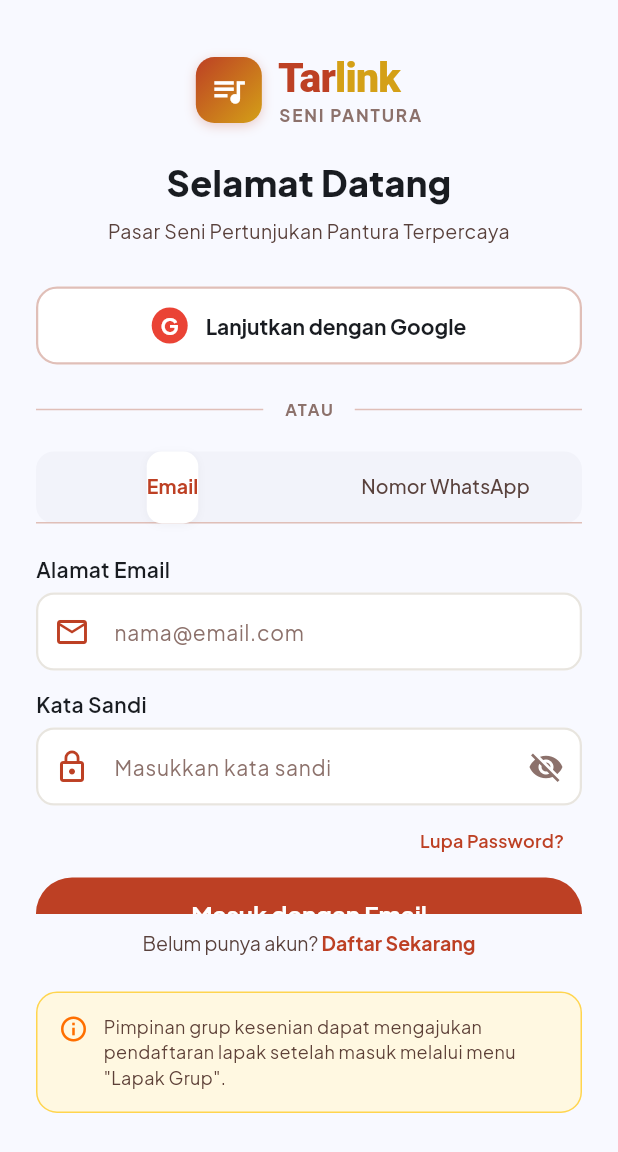
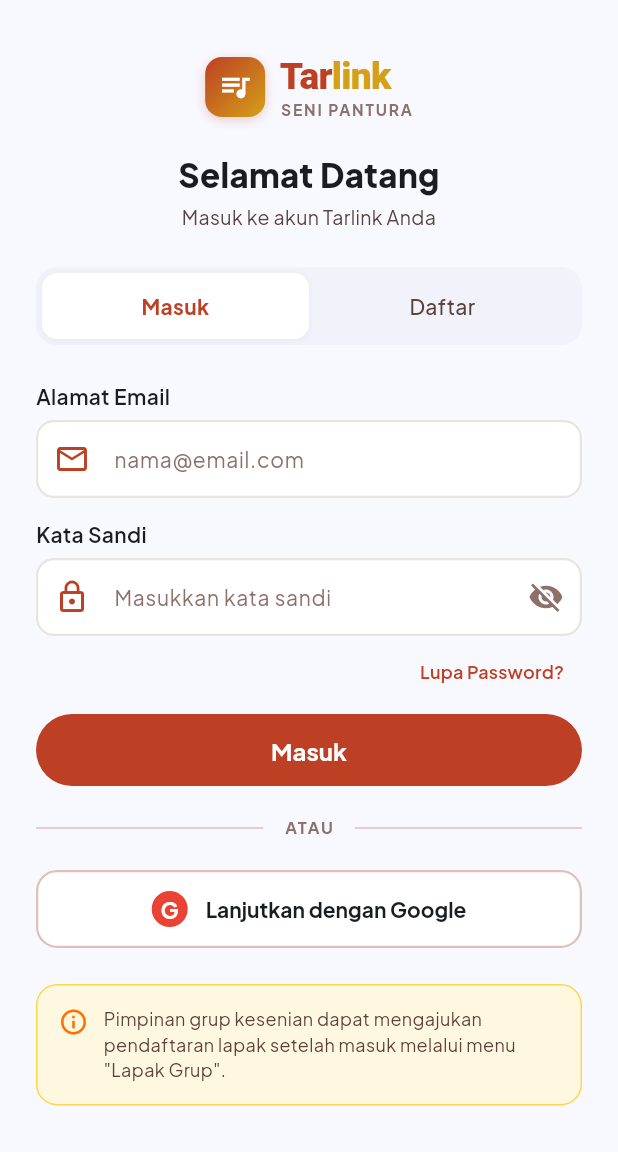
Before and after one commit to rhsa-fr/Tarlink, a Flutter app: the screen it shows after launch, on a phone screen of 412 x 824 dp. Shown: the top 1152 px of the screen. Run offline on Flutter 3.47's test engine with Material 3 defaults, Android fonts, the phone set to English and light mode, and no system bars; our stand-ins replace flutter_riverpod, flutter_secure_storage, google_fonts, qr_flutter, share_plus, supabase_flutter; missing offline and left inert: mobile_scanner; accounts and stored records are empty.

Commit message:
fix: detail screen semantics crash (Stack->Column), login screen Masuk/Daftar toggle, remove unused import

```diff
--- a/mobile/lib/features/auth/presentation/screens/login_otp_screen.dart
+++ b/mobile/lib/features/auth/presentation/screens/login_otp_screen.dart
@@ -7,9 +7,8 @@
 import '../../../../core/widgets/main_shell_screen.dart';
 import '../../../../core/widgets/tarlink_logo.dart';
 import '../../data/repositories/auth_repository_impl.dart';
+import 'email_otp_verification_screen.dart';
 import 'forgot_password_screen.dart';
-import 'otp_verification_screen.dart';
-import 'register_screen.dart';
 
 class LoginOtpScreen extends StatefulWidget {
   const LoginOtpScreen({super.key});
@@ -18,27 +17,32 @@
   State<LoginOtpScreen> createState() => _LoginOtpScreenState();
 }
 
-class _LoginOtpScreenState extends State<LoginOtpScreen> with SingleTickerProviderStateMixin {
-  late TabController _tabController;
-  final _phoneCtrl = TextEditingController();
+class _LoginOtpScreenState extends State<LoginOtpScreen> {
+  bool _isLoginMode = true;
+
+  // Login fields
   final _emailCtrl = TextEditingController();
   final _passwordCtrl = TextEditingController();
+  bool _obscurePassword = true;
+
+  // Register fields
+  final _regNameCtrl = TextEditingController();
+  final _regEmailCtrl = TextEditingController();
+  final _regPasswordCtrl = TextEditingController();
+  final _regConfirmCtrl = TextEditingController();
+  bool _obscureRegPassword = true;
+  bool _obscureRegConfirm = true;
 
   bool _isLoading = false;
-  bool _obscurePassword = true;
-
-  @override
-  void initState() {
-    super.initState();
-    _tabController = TabController(length: 2, vsync: this);
-  }
 
   @override
   void dispose() {
-    _tabController.dispose();
-    _phoneCtrl.dispose();
     _emailCtrl.dispose();
     _passwordCtrl.dispose();
+    _regNameCtrl.dispose();
+    _regEmailCtrl.dispose();
+    _regPasswordCtrl.dispose();
+    _regConfirmCtrl.dispose();
     super.dispose();
   }
 
@@ -56,11 +60,9 @@
     }
 
     setState(() => _isLoading = true);
-
     try {
       final repo = AuthRepositoryImpl(SupabaseService.client);
       await repo.signInWithEmail(email, password);
-
       if (!mounted) return;
       Navigator.pushAndRemoveUntil(
         context,
@@ -75,35 +77,29 @@
     }
   }
 
-  Future<void> _handleSendPhoneOtp() async {
-    final phone = _phoneCtrl.text.trim();
-    if (phone.length < 9) {
-      _showError('Nomor HP tidak valid (minimal 10 digit)');
-      return;
-    }
+  Future<void> _handleRegister() async {
+    final name = _regNameCtrl.text.trim();
+    final email = _regEmailCtrl.text.trim();
+    final password = _regPasswordCtrl.text;
+    final confirm = _regConfirmCtrl.text;
+
+    if (name.isEmpty) { _showError('Nama lengkap harus diisi'); return; }
+    if (email.isEmpty || !email.contains('@')) { _showError('Email tidak valid'); return; }
+    if (password.length < 6) { _showError('Password minimal 6 karakter'); return; }
+    if (password != confirm) { _showError('Konfirmasi password tidak cocok'); return; }
 
     setState(() => _isLoading = true);
-
     try {
       final repo = AuthRepositoryImpl(SupabaseService.client);
-      await repo.signInWithPhoneOtp(phone);
-
+      await repo.signUpWithEmail(email, password, name);
       if (!mounted) return;
       Navigator.push(
         context,
-        MaterialPageRoute(
-          builder: (_) => OtpVerificationScreen(phone: phone),
-        ),
+        MaterialPageRoute(builder: (_) => EmailOtpVerificationScreen(email: email)),
       );
-    } catch (_) {
-      // Local preview fallback
+    } catch (e) {
       if (!mounted) return;
-      Navigator.push(
-        context,
-        MaterialPageRoute(
-          builder: (_) => OtpVerificationScreen(phone: phone),
-        ),
-      );
+      _showError('Pendaftaran gagal: $e');
     } finally {
       if (mounted) setState(() => _isLoading = false);
     }
@@ -140,40 +136,135 @@
       backgroundColor: AppColors.surface,
       body: SafeArea(
         child: SingleChildScrollView(
-          padding: const EdgeInsets.symmetric(horizontal: 24, vertical: 20),
+          padding: const EdgeInsets.symmetric(horizontal: 24, vertical: 16),
           child: Column(
             crossAxisAlignment: CrossAxisAlignment.stretch,
             children: [
-              const SizedBox(height: 16),
+              const SizedBox(height: 20),
 
-              // Logo & Brand
+              // Logo
               const Center(
-                child: TarlinkLogo(height: 44, showSubtitle: true),
+                child: TarlinkLogo(height: 40, showSubtitle: true),
               ),
               const SizedBox(height: 20),
 
               // Heading
               Text(
-                'Selamat Datang',
+                _isLoginMode ? 'Selamat Datang' : 'Buat Akun Baru',
                 textAlign: TextAlign.center,
                 style: GoogleFonts.plusJakartaSans(
-                  fontSize: 24,
+                  fontSize: 22,
                   fontWeight: FontWeight.w800,
                   color: AppColors.textPrimary,
                 ),
               ),
-              const SizedBox(height: 6),
+              const SizedBox(height: 4),
               Text(
-                'Pasar Seni Pertunjukan Pantura Terpercaya',
+                _isLoginMode
+                    ? 'Masuk ke akun Tarlink Anda'
+                    : 'Bergabung sebagai pelanggan Tarlink',
                 textAlign: TextAlign.center,
                 style: GoogleFonts.plusJakartaSans(
                   fontSize: 13,
                   color: AppColors.textSecondary,
                 ),
               ),
-              const SizedBox(height: 28),
+              const SizedBox(height: 24),
 
-              // Google Sign-In Button (Prominent)
+              // Segmented Toggle: Masuk / Daftar
+              Container(
+                padding: const EdgeInsets.all(4),
+                decoration: BoxDecoration(
+                  color: AppColors.surfaceContainerLow,
+                  borderRadius: BorderRadius.circular(14),
+                ),
+                child: Row(
+                  children: [
+                    Expanded(
+                      child: GestureDetector(
+                        onTap: () => setState(() => _isLoginMode = true),
+                        child: AnimatedContainer(
+                          duration: const Duration(milliseconds: 200),
+                          padding: const EdgeInsets.symmetric(vertical: 12),
+                          decoration: BoxDecoration(
+                            color: _isLoginMode ? Colors.white : Colors.transparent,
+                            borderRadius: BorderRadius.circular(10),
+                            boxShadow: _isLoginMode
+                                ? const [BoxShadow(color: Color(0x0C22252A), blurRadius: 4, offset: Offset(0, 1))]
+                                : null,
+                          ),
+                          child: Text(
+                            'Masuk',
+                            textAlign: TextAlign.center,
+                            style: GoogleFonts.plusJakartaSans(
+                              fontSize: 14,
+                              fontWeight: _isLoginMode ? FontWeight.w700 : FontWeight.w500,
+                              color: _isLoginMode ? AppColors.primary : AppColors.textSecondary,
+                            ),
+                          ),
+                        ),
+                      ),
+                    ),
+                    Expanded(
+                      child: GestureDetector(
+                        onTap: () => setState(() => _isLoginMode = false),
+                        child: AnimatedContainer(
+                          duration: const Duration(milliseconds: 200),
+                          padding: const EdgeInsets.symmetric(vertical: 12),
+                          decoration: BoxDecoration(
+                            color: !_isLoginMode ? Colors.white : Colors.transparent,
+                            borderRadius: BorderRadius.circular(10),
+                            boxShadow: !_isLoginMode
+                                ? const [BoxShadow(color: Color(0x0C22252A), blurRadius: 4, offset: Offset(0, 1))]
+                                : null,
+                          ),
+                          child: Text(
+                            'Daftar',
+                            textAlign: TextAlign.center,
+                            style: GoogleFonts.plusJakartaSans(
+                              fontSize: 14,
+                              fontWeight: !_isLoginMode ? FontWeight.w700 : FontWeight.w500,
+                              color: !_isLoginMode ? AppColors.primary : AppColors.textSecondary,
+                            ),
+                          ),
+                        ),
+                      ),
+                    ),
+                  ],
+                ),
+              ),
+              const SizedBox(height: 24),
+
+              // Form Content
+              AnimatedSwitcher(
+                duration: const Duration(milliseconds: 250),
+                child: _isLoginMode ? _buildLoginForm() : _buildRegisterForm(),
+              ),
+
+              const SizedBox(height: 20),
+
+              // Divider "ATAU"
+              Row(
+                children: [
+                  const Expanded(child: Divider(color: AppColors.outlineVariant)),
+                  Padding(
+                    padding: const EdgeInsets.symmetric(horizontal: 14),
+                    child: Text(
+                      'ATAU',
+                      style: GoogleFonts.plusJakartaSans(
+                        fontSize: 11,
+                        fontWeight: FontWeight.w700,
+                        color: AppColors.textMuted,
+                        letterSpacing: 1.2,
+                      ),
+                    ),
+                  ),
+                  const Expanded(child: Divider(color: AppColors.outlineVariant)),
+                ],
+              ),
+              const SizedBox(height: 20),
+
+              // Google Sign-In
               OutlinedButton(
                 onPressed: _isLoading ? null : _handleGoogleSignIn,
                 style: OutlinedButton.styleFrom(
@@ -205,177 +296,6 @@
                       ),
                     ),
                   ],
-                ),
-              ),
-              const SizedBox(height: 22),
-
-              // Divider "ATAU"
-              Row(
-                children: [
-                  const Expanded(child: Divider(color: AppColors.outlineVariant)),
-                  Padding(
-                    padding: const EdgeInsets.symmetric(horizontal: 14),
-                    child: Text(
-                      'ATAU',
-                      style: GoogleFonts.plusJakartaSans(
-                        fontSize: 11,
-                        fontWeight: FontWeight.w700,
-                        color: AppColors.textMuted,
-                        letterSpacing: 1.2,
-                      ),
-                    ),
-                  ),
-                  const Expanded(child: Divider(color: AppColors.outlineVariant)),
-                ],
-              ),
-              const SizedBox(height: 20),
-
-              // Custom Segmented Tabs (Email vs WhatsApp)
-              Container(
-                decoration: BoxDecoration(
-                  color: AppColors.surfaceContainerLow,
-                  borderRadius: BorderRadius.circular(12),
-                ),
-                child: TabBar(
-                  controller: _tabController,
-                  indicator: BoxDecoration(
-                    color: Colors.white,
-                    borderRadius: BorderRadius.circular(10),
-                    boxShadow: const [
-                      BoxShadow(color: Color(0x0C22252A), blurRadius: 4, offset: Offset(0, 1)),
-                    ],
-                  ),
-                  labelColor: AppColors.primary,
-                  unselectedLabelColor: AppColors.textSecondary,
-                  labelStyle: GoogleFonts.plusJakartaSans(fontSize: 13, fontWeight: FontWeight.w700),
-                  unselectedLabelStyle: GoogleFonts.plusJakartaSans(fontSize: 13, fontWeight: FontWeight.w500),
-                  tabs: const [
-                    Tab(text: 'Email'),
-                    Tab(text: 'Nomor WhatsApp'),
-                  ],
-                ),
-              ),
-              const SizedBox(height: 20),
-
-              // Tab Views
-              SizedBox(
-                height: 240,
-                child: TabBarView(
-                  controller: _tabController,
-                  children: [
-                    // Tab 1: Email & Password
-                    Column(
-                      children: [
-                        AppTextField(
-                          label: 'Alamat Email',
-                          controller: _emailCtrl,
-                          keyboardType: TextInputType.emailAddress,
-                          hint: 'nama@email.com',
-                          prefixIcon: const Icon(Icons.email_outlined, color: AppColors.primary),
-                        ),
-                        const SizedBox(height: 12),
-                        AppTextField(
-                          label: 'Kata Sandi',
-                          controller: _passwordCtrl,
-                          obscureText: _obscurePassword,
-                          hint: 'Masukkan kata sandi',
-                          prefixIcon: const Icon(Icons.lock_outline, color: AppColors.primary),
-                          suffixIcon: IconButton(
-                            icon: Icon(
-                              _obscurePassword ? Icons.visibility_off : Icons.visibility,
-                              color: AppColors.textMuted,
-                            ),
-                            onPressed: () => setState(() => _obscurePassword = !_obscurePassword),
-                          ),
-                        ),
-                        Align(
-                          alignment: Alignment.centerRight,
-                          child: TextButton(
-                            onPressed: () {
-                              Navigator.push(
-                                context,
-                                MaterialPageRoute(builder: (_) => const ForgotPasswordScreen()),
-                              );
-                            },
-                            child: Text(
-                              'Lupa Password?',
-                              style: GoogleFonts.plusJakartaSans(
-                                fontSize: 12,
-                                fontWeight: FontWeight.w600,
-                                color: AppColors.primary,
-                              ),
-                            ),
-                          ),
-                        ),
-                        AppButton(
-                          label: 'Masuk dengan Email',
-                          isLoading: _isLoading,
-                          onPressed: _handleEmailLogin,
-                        ),
-                      ],
-                    ),
-
-                    // Tab 2: WhatsApp / Phone OTP
-                    Column(
-                      crossAxisAlignment: CrossAxisAlignment.start,
-                      children: [
-                        AppTextField(
-                          label: 'Nomor WhatsApp / HP',
-                          controller: _phoneCtrl,
-                          keyboardType: TextInputType.phone,
-                          hint: 'Contoh: 081234567890',
-                          prefixIcon: const Icon(Icons.phone_android, color: AppColors.primary),
-                        ),
-                        const SizedBox(height: 8),
-                        Text(
-                          'Kode OTP 6 digit akan dikirimkan via SMS / WhatsApp.',
-                          style: GoogleFonts.plusJakartaSans(
-                            fontSize: 12,
-                            color: AppColors.textSecondary,
-                          ),
-                        ),
-                        const SizedBox(height: 20),
-                        AppButton(
-                          label: 'Kirim Kode OTP',
-                          isLoading: _isLoading,
-                          onPressed: _handleSendPhoneOtp,
-                        ),
-                      ],
-                    ),
-                  ],
-                ),
-              ),
-
-              const SizedBox(height: 12),
-
-              // Register Call to action
-              Center(
-                child: GestureDetector(
-                  onTap: () {
-                    Navigator.push(
-                      context,
-                      MaterialPageRoute(builder: (_) => const RegisterScreen()),
-                    );
-                  },
-                  child: RichText(
-                    text: TextSpan(
-                      text: 'Belum punya akun? ',
-                      style: GoogleFonts.plusJakartaSans(
-                        fontSize: 13,
-                        color: AppColors.textSecondary,
-                      ),
-                      children: [
-                        TextSpan(
-                          text: 'Daftar Sekarang',
-                          style: GoogleFonts.plusJakartaSans(
-                            fontSize: 13,
-                            fontWeight: FontWeight.w700,
-                            color: AppColors.primary,
-                          ),
-                        ),
-                      ],
-                    ),
-                  ),
                 ),
               ),
               const SizedBox(height: 24),
@@ -413,4 +333,117 @@
       ),
     );
   }
+
+  Widget _buildLoginForm() {
+    return Column(
+      key: const ValueKey('login'),
+      crossAxisAlignment: CrossAxisAlignment.stretch,
+      children: [
+        AppTextField(
+          label: 'Alamat Email',
+          controller: _emailCtrl,
+          keyboardType: TextInputType.emailAddress,
+          hint: 'nama@email.com',
+          prefixIcon: const Icon(Icons.email_outlined, color: AppColors.primary),
+        ),
+        const SizedBox(height: 14),
+        AppTextField(
+          label: 'Kata Sandi',
+          controller: _passwordCtrl,
+          obscureText: _obscurePassword,
+          hint: 'Masukkan kata sandi',
+          prefixIcon: const Icon(Icons.lock_outline, color: AppColors.primary),
+          suffixIcon: IconButton(
+            icon: Icon(
+              _obscurePassword ? Icons.visibility_off : Icons.visibility,
+              color: AppColors.textMuted,
+            ),
+            onPressed: () => setState(() => _obscurePassword = !_obscurePassword),
+          ),
+        ),
+        Align(
+          alignment: Alignment.centerRight,
+          child: TextButton(
+            onPressed: () {
+              Navigator.push(context, MaterialPageRoute(builder: (_) => const ForgotPasswordScreen()));
+            },
+            child: Text(
+              'Lupa Password?',
+              style: GoogleFonts.plusJakartaSans(
+                fontSize: 12,
+                fontWeight: FontWeight.w600,
+                color: AppColors.primary,
+              ),
+            ),
+          ),
+        ),
+        const SizedBox(height: 4),
+        AppButton(
+          label: 'Masuk',
+          isLoading: _isLoading,
+          onPressed: _handleEmailLogin,
+        ),
+      ],
+    );
+  }
+
+  Widget _buildRegisterForm() {
+    return Column(
+      key: const ValueKey('register'),
+      crossAxisAlignment: CrossAxisAlignment.stretch,
+      children: [
+        AppTextField(
+          label: 'Nama Lengkap',
+          controller: _regNameCtrl,
+          keyboardType: TextInputType.name,
+          hint: 'Nama lengkap Anda',
+          prefixIcon: const Icon(Icons.person_outline, color: AppColors.primary),
+        ),
+        const SizedBox(height: 14),
+        AppTextField(
+          label: 'Email',
+          controller: _regEmailCtrl,
+          keyboardType: TextInputType.emailAddress,
+          hint: 'nama@email.com',
+          prefixIcon: const Icon(Icons.email_outlined, color: AppColors.primary),
+        ),
+        const SizedBox(height: 14),
+        AppTextField(
+          label: 'Password',
+          controller: _regPasswordCtrl,
+          obscureText: _obscureRegPassword,
+          hint: 'Minimal 6 karakter',
+          prefixIcon: const Icon(Icons.lock_outline, color: AppColors.primary),
+          suffixIcon: IconButton(
+            icon: Icon(
+              _obscureRegPassword ? Icons.visibility_off : Icons.visibility,
+              color: AppColors.textMuted,
+            ),
+            onPressed: () => setState(() => _obscureRegPassword = !_obscureRegPassword),
+          ),
+        ),
+        const SizedBox(height: 14),
+        AppTextField(
+          label: 'Konfirmasi Password',
+          controller: _regConfirmCtrl,
+          obscureText: _obscureRegConfirm,
+          hint: 'Ulangi password',
+          prefixIcon: const Icon(Icons.lock_outline, color: AppColors.primary),
+          suffixIcon: IconButton(
+            icon: Icon(
+              _obscureRegConfirm ? Icons.visibility_off : Icons.visibility,
+              color: AppColors.textMuted,
+            ),
+            onPressed: () => setState(() => _obscureRegConfirm = !_obscureRegConfirm),
+          ),
+        ),
+        const SizedBox(height: 20),
+        AppButton(
+          label: 'Daftar Akun',
+          isLoading: _isLoading,
+          onPressed: _handleRegister,
+        ),
+      ],
+    );
+  }
 }
```
Also changed, not shown: mobile/lib/features/catalog/presentation/screens/artist_detail_screen.dart (+5 -27 lines).
